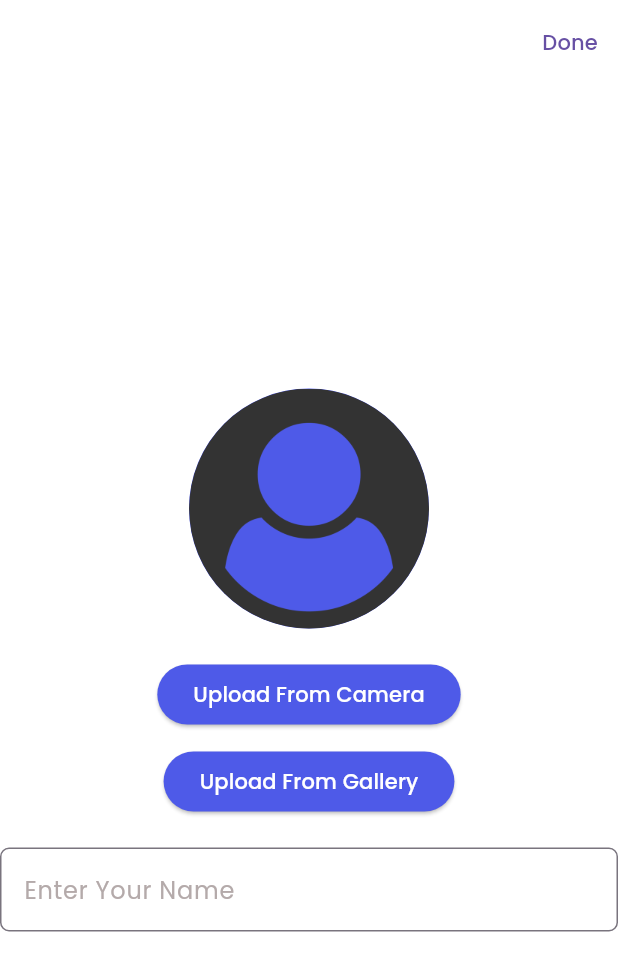
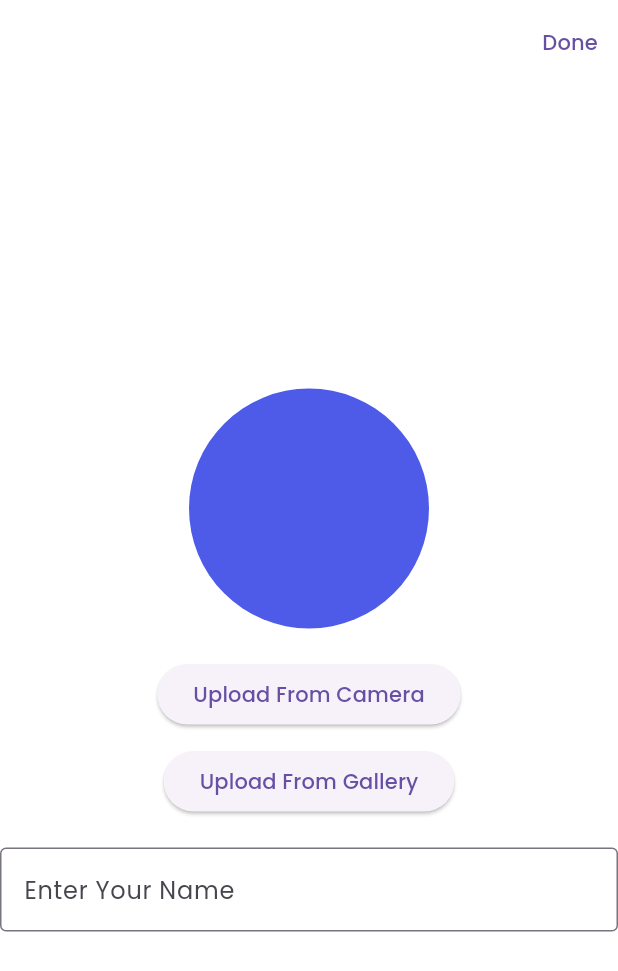
Before and after one commit to Mariam255-star/taskati_app, a Flutter app: the screen it shows after launch, after a tap on "Upload From Camera", on a phone screen of 412 x 824 dp. Shown: the top 971 px of the screen. Run offline on Flutter 3.47's test engine with Material 3 defaults, Android fonts, the phone set to English and light mode, and no system bars; our stand-ins replace gap, hive, hive_flutter, image_picker, lottie; accounts and stored records are empty.

Commit message:
taskati_app

```diff
--- /dev/null
+++ b/lib/core/Services/local_helper.dart
@@ -0,0 +1,38 @@
+import 'package:hive/hive.dart';
+
+class LocalHelper {
+  static late Box userBox;
+
+  static String kName = 'name';
+  static String kImage = 'image';
+  static String kIsUploaded = 'isUploaded';
+  static String kTasks = 'tasks';
+
+  static Future<void> init() async {
+    userBox = await Hive.openBox('userBox');
+  }
+
+  static void putData(String key, dynamic value) {
+    userBox.put(key, value);
+  }
+
+  static dynamic getData(String key) {
+    return userBox.get(key);
+  }
+
+  static void putUserData(String name, String image) {
+    putData(kName, name);
+    putData(kImage, image);
+    putData(kIsUploaded, true);
+  }
+
+  static void addTask(String title, String desc) {
+    List tasks = userBox.get(kTasks, defaultValue: []);
+    tasks.add({"title": title, "desc": desc});
+    userBox.put(kTasks, tasks);
+  }
+
+  static List getTasks() {
+    return userBox.get(kTasks, defaultValue: []);
+  }
+}
--- a/lib/features/Upload/upload_page.dart
+++ b/lib/features/Upload/upload_page.dart
@@ -1,40 +1,20 @@
 import 'dart:io';
+
 import 'package:flutter/material.dart';
 import 'package:image_picker/image_picker.dart';
+import 'package:taskati_app/core/Services/local_helper.dart';
 import 'package:taskati_app/core/utils/colors.dart';
-import 'package:taskati_app/core/utils/text_style.dart';
 
-class UploadPage extends StatefulWidget {
-  const UploadPage({super.key});
+class UploadScreen extends StatefulWidget {
+  const UploadScreen({super.key});
 
   @override
-  State<UploadPage> createState() => _UploadPageState();
+  State<UploadScreen> createState() => _UploadScreenState();
 }
 
-class _UploadPageState extends State<UploadPage> {
-  XFile? imageFile;
-  final _controller = TextEditingController();
-
-  Future<void> _pickImage(ImageSource source) async {
-    final picked = await ImagePicker().pickImage(source: source);
-    if (picked != null) {
-      setState(() {
-        imageFile = picked;
-      });
-    }
-  }
-
-  void _onDone() {
-    if (_controller.text.isEmpty) {
-      ScaffoldMessenger.of(context).showSnackBar(
-        const SnackBar(content: Text("Please enter your name")),
-      );
-    } else {
-      ScaffoldMessenger.of(context).showSnackBar(
-        SnackBar(content: Text("Your name is: ${_controller.text}")),
-      );
-    }
-  }
+class _UploadScreenState extends State<UploadScreen> {
+  String path = '';
+  final nameController = TextEditingController();
 
   @override
   Widget build(BuildContext context) {
@@ -42,59 +22,67 @@ class _UploadPageState extends State<UploadPage> {
       appBar: AppBar(
         actions: [
           TextButton(
-            onPressed: _onDone,
-            child: const Text("Done"),
+            onPressed: () {
+              if (path.isNotEmpty && nameController.text.isNotEmpty) {
+                LocalHelper.putUserData(nameController.text, path);
+                ScaffoldMessenger.of(context).showSnackBar(
+                  const SnackBar(content: Text('Data Saved Successfully!')),
+                );
+              } else {
+                ScaffoldMessenger.of(context).showSnackBar(
+                  const SnackBar(content: Text('Please enter name and image')),
+                );
+              }
+            },
+            child: const Text('Done'),
           ),
         ],
       ),
-      body: Center(
-        child: Column(
+      body: Column(
         mainAxisAlignment: MainAxisAlignment.center,
         children: [
           CircleAvatar(
             radius: 80,
             backgroundColor: Appcolor.primarycolor,
-              backgroundImage: imageFile != null
-                  ? FileImage(File(imageFile!.path))
-                  : const AssetImage('assets/images/empty user.png')
-                      as ImageProvider,
+            backgroundImage:
+                path.isNotEmpty ? Image.file(File(path)).image : null,
           ),
           const SizedBox(height: 20),
           ElevatedButton(
-              style: ElevatedButton.styleFrom(
-                backgroundColor: Appcolor.primarycolor,
-                foregroundColor: Appcolor.whitecolor,
-              ),
-              onPressed: () => _pickImage(ImageSource.camera),
-              child: const Text("Upload From Camera"),
+            onPressed: () async {
+              final pickedFile =
+                  await ImagePicker().pickImage(source: ImageSource.camera);
+              if (pickedFile != null) {
+                setState(() {
+                  path = pickedFile.path;
+                });
+              }
+            },
+            child: const Text('Upload From Camera'),
           ),
           const SizedBox(height: 10),
           ElevatedButton(
-              style: ElevatedButton.styleFrom(
-                backgroundColor: Appcolor.primarycolor,
-                foregroundColor: Appcolor.whitecolor,
-              ),
-              onPressed: () => _pickImage(ImageSource.gallery),
-              child: const Text("Upload From Gallery"),
+            onPressed: () async {
+              final pickedFile =
+                  await ImagePicker().pickImage(source: ImageSource.gallery);
+              if (pickedFile != null) {
+                setState(() {
+                  path = pickedFile.path;
+                });
+              }
+            },
+            child: const Text('Upload From Gallery'),
           ),
           const SizedBox(height: 20),
-            TextFormField(
-              controller: _controller,
-              decoration: InputDecoration(
-                labelText: "Enter Your Name",
-                labelStyle: TextStyles.bodyStyle(color: Appcolor.graycolor),
-                border: OutlineInputBorder(
-                  borderRadius: BorderRadius.circular(6),
-                  borderSide: BorderSide(color: Appcolor.bordecolor),
-                ),
-                focusedBorder: OutlineInputBorder(
-                  borderSide: BorderSide(color: Appcolor.primarycolor),
-                ),
+          TextField(
+            controller: nameController,
+            decoration: const InputDecoration(
+              labelText: 'Enter Your Name',
+              border: OutlineInputBorder(),
             ),
           ),
         ],
       ),
-      ),
     );
   }
 }
--- a/lib/features/splash/splash_screen.dart
+++ b/lib/features/splash/splash_screen.dart
@@ -17,7 +17,7 @@ class _SplashScreenState extends State<SplashScreen> {
   void initState() {
     super.initState();
     Future.delayed(const Duration(seconds: 4), () {
-      pushWithReplacement(context, const UploadPage());
+      pushWithReplacement(context, const UploadScreen());
     });
   }
 
--- a/lib/main.dart
+++ b/lib/main.dart
@@ -1,9 +1,14 @@
 import 'package:flutter/material.dart';
+import 'package:hive_flutter/hive_flutter.dart';
+import 'package:taskati_app/core/Services/local_helper.dart';
 import 'package:taskati_app/core/constants/app_fonts.dart';
 import 'package:taskati_app/core/utils/colors.dart';
 import 'package:taskati_app/features/splash/splash_screen.dart';
 
-void main() {
+Future<void> main() async {
+  WidgetsFlutterBinding.ensureInitialized();
+  await Hive.initFlutter();
+  await LocalHelper.init();
   runApp(const MyApp());
 }
 
--- a/pubspec.yaml
+++ b/pubspec.yaml
@@ -33,6 +33,8 @@ dependencies:
   lottie: ^3.3.1
   gap: ^3.0.1
   image_picker: ^1.2.0
+  hive: ^2.2.3
+  hive_flutter: ^1.1.0
 
   # The following adds the Cupertino Icons font to your application.
   # Use with the CupertinoIcons class for iOS style icons.
```
Also changed, not shown: lib/features/home/home_screen.dart (added, +189 -0 lines), pubspec.lock, 1 other file. Lines whose indentation alone changed are shown as unchanged.
